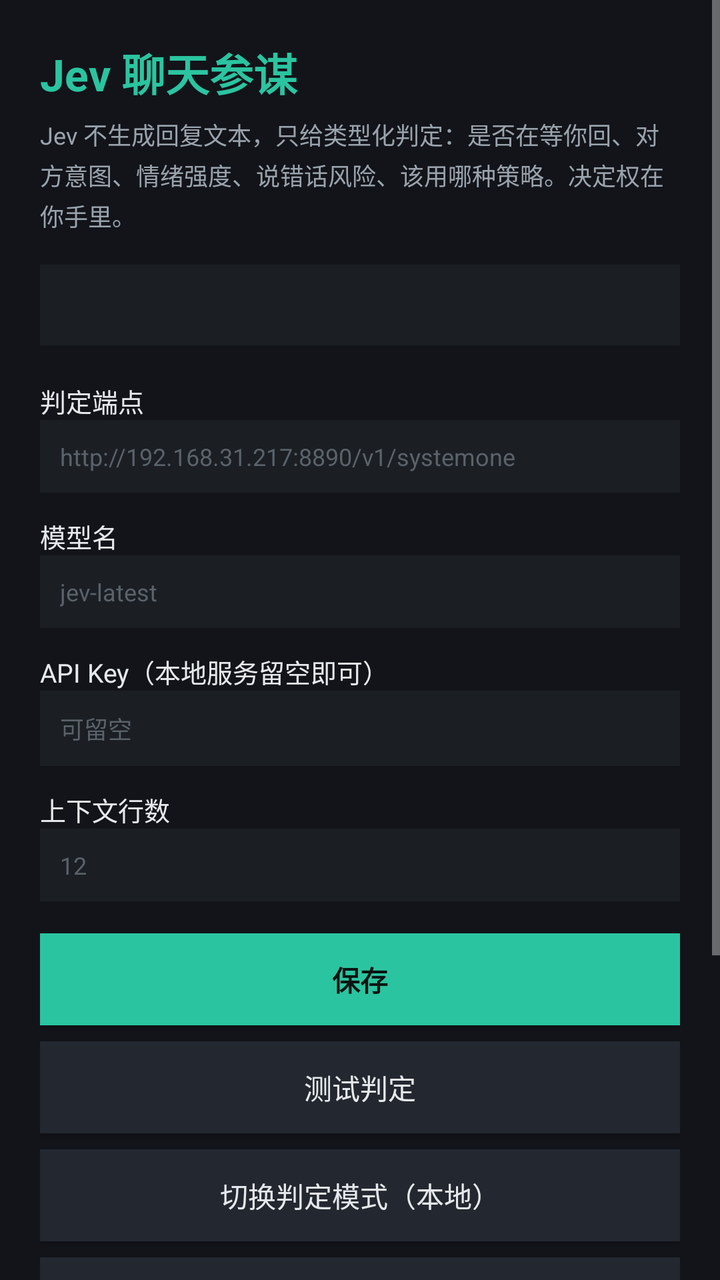
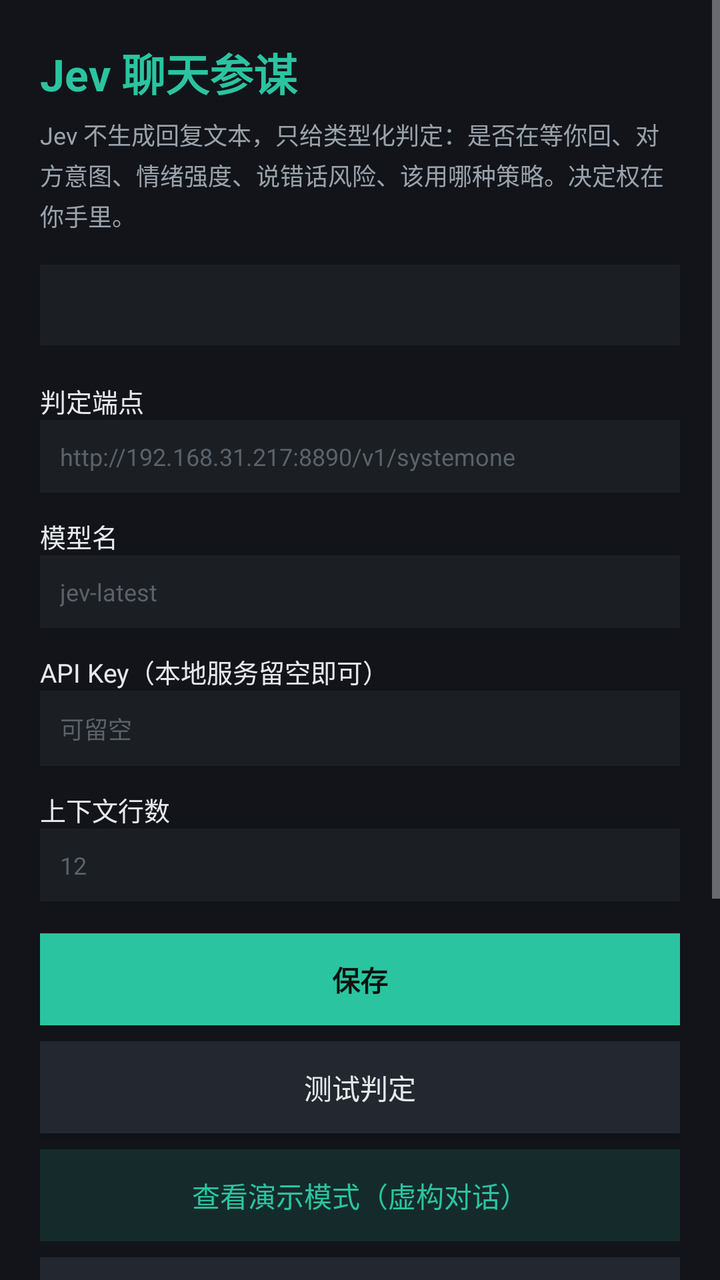

The first picture is an Android layout as it rendered before a commit; the second is the same layout after the commit. The layout source and the unified diff follow.
<!-- AndroidManifest.xml: application theme AppTheme -->
<!-- res/layout/activity_main.xml -->
<?xml version="1.0" encoding="utf-8"?>
<ScrollView xmlns:android="http://schemas.android.com/apk/res/android"
    android:layout_width="match_parent"
    android:layout_height="match_parent"
    android:background="#FF12141A"
    android:fillViewport="true">

    <LinearLayout
        android:layout_width="match_parent"
        android:layout_height="wrap_content"
        android:orientation="vertical"
        android:padding="20dp">

        <TextView
            android:layout_width="match_parent"
            android:layout_height="wrap_content"
            android:text="Jev 聊天参谋"
            android:textColor="#FF2BC4A0"
            android:textSize="22sp"
            android:textStyle="bold" />

        <TextView
            android:layout_width="match_parent"
            android:layout_height="wrap_content"
            android:layout_marginTop="6dp"
            android:lineSpacingExtra="3dp"
            android:text="Jev 不生成回复文本，只给类型化判定：是否在等你回、对方意图、情绪强度、说错话风险、该用哪种策略。决定权在你手里。"
            android:textColor="#FF9AA3AC"
            android:textSize="12sp" />

        <TextView
            android:id="@+id/status"
            android:layout_width="match_parent"
            android:layout_height="wrap_content"
            android:layout_marginTop="16dp"
            android:background="#FF1B1F24"
            android:lineSpacingExtra="4dp"
            android:padding="12dp"
            android:text=""
            android:textColor="#FFE6E9EC"
            android:textSize="12sp" />

        <TextView
            android:layout_width="match_parent"
            android:layout_height="wrap_content"
            android:layout_marginTop="18dp"
            android:text="判定端点"
            android:textColor="#FFE6E9EC"
            android:textSize="13sp" />

        <EditText
            android:id="@+id/endpoint"
            android:layout_width="match_parent"
            android:layout_height="wrap_content"
            android:background="#FF1B1F24"
            android:hint="http://192.168.31.217:8890/v1/systemone"
            android:inputType="textUri"
            android:padding="10dp"
            android:textColor="#FFE6E9EC"
            android:textColorHint="#FF5A626A"
            android:textSize="12sp" />

        <TextView
            android:layout_width="match_parent"
            android:layout_height="wrap_content"
            android:layout_marginTop="12dp"
            android:text="模型名"
            android:textColor="#FFE6E9EC"
            android:textSize="13sp" />

        <EditText
            android:id="@+id/model"
            android:layout_width="match_parent"
            android:layout_height="wrap_content"
            android:background="#FF1B1F24"
            android:hint="jev-latest"
            android:inputType="text"
            android:padding="10dp"
            android:textColor="#FFE6E9EC"
            android:textColorHint="#FF5A626A"
            android:textSize="12sp" />

        <TextView
            android:layout_width="match_parent"
            android:layout_height="wrap_content"
            android:layout_marginTop="12dp"
            android:text="API Key（本地服务留空即可）"
            android:textColor="#FFE6E9EC"
            android:textSize="13sp" />

        <EditText
            android:id="@+id/apikey"
            android:layout_width="match_parent"
            android:layout_height="wrap_content"
            android:background="#FF1B1F24"
            android:hint="可留空"
            android:inputType="text"
            android:padding="10dp"
            android:textColor="#FFE6E9EC"
            android:textColorHint="#FF5A626A"
            android:textSize="12sp" />

        <TextView
            android:layout_width="match_parent"
            android:layout_height="wrap_content"
            android:layout_marginTop="12dp"
            android:text="上下文行数"
            android:textColor="#FFE6E9EC"
            android:textSize="13sp" />

        <EditText
            android:id="@+id/lines"
            android:layout_width="match_parent"
            android:layout_height="wrap_content"
            android:background="#FF1B1F24"
            android:hint="12"
            android:inputType="number"
            android:padding="10dp"
            android:textColor="#FFE6E9EC"
            android:textColorHint="#FF5A626A"
            android:textSize="12sp" />

        <Button
            android:id="@+id/save"
            android:layout_width="match_parent"
            android:layout_height="46dp"
            android:layout_marginTop="16dp"
            android:background="#FF2BC4A0"
            android:text="保存"
            android:textAllCaps="false"
            android:textColor="#FF0B1412"
            android:textStyle="bold" />

        <Button
            android:id="@+id/test"
            android:layout_width="match_parent"
            android:layout_height="46dp"
            android:layout_marginTop="8dp"
            android:background="#FF232830"
            android:text="测试判定"
            android:textAllCaps="false"
            android:textColor="#FFE6E9EC" />

        <Button
            android:id="@+id/mode"
            android:layout_width="match_parent"
            android:layout_height="46dp"
            android:layout_marginTop="8dp"
            android:background="#FF232830"
            android:text="切换判定模式（本地）"
            android:textAllCaps="false"
            android:textColor="#FFE6E9EC" />

        <Button
            android:id="@+id/localcheck"
            android:layout_width="match_parent"
            android:layout_height="46dp"
            android:layout_marginTop="8dp"
            android:background="#FF232830"
            android:text="加载本地模型并自检"
            android:textAllCaps="false"
            android:textColor="#FFE6E9EC" />

        <Button
            android:id="@+id/accessibility"
            android:layout_width="match_parent"
            android:layout_height="46dp"
            android:layout_marginTop="8dp"
            android:background="#FF232830"
            android:text="开启读屏无障碍"
            android:textAllCaps="false"
            android:textColor="#FFE6E9EC" />

        <Button
            android:id="@+id/toggle"
            android:layout_width="match_parent"
            android:layout_height="46dp"
            android:layout_marginTop="8dp"
            android:background="#FF232830"
            android:text="启动悬浮球"
            android:textAllCaps="false"
            android:textColor="#FFE6E9EC" />

        <TextView
            android:id="@+id/output"
            android:layout_width="match_parent"
            android:layout_height="wrap_content"
            android:layout_marginTop="16dp"
            android:background="#FF1B1F24"
            android:lineSpacingExtra="4dp"
            android:padding="12dp"
            android:text=""
            android:textColor="#FF9AA3AC"
            android:textSize="11sp" />
    </LinearLayout>
</ScrollView>
<!-- resources referenced by this layout -->
<resources>
  <style name="AppTheme" parent="@android:style/Theme.Material.NoActionBar">
          <item name="android:windowBackground">#FF12141A</item>
          <item name="android:colorBackground">#FF12141A</item>
          <item name="android:textColorPrimary">#FFE6E9EC</item>
          <item name="android:navigationBarColor">#FF12141A</item>
          <item name="android:statusBarColor">#FF12141A</item>
      </style>
</resources>

<!-- the commit's change to res/layout/activity_main.xml (unified diff, before → after) -->
@@ -140,6 +140,16 @@
             android:text="测试判定"
             android:textAllCaps="false"
             android:textColor="#FFE6E9EC" />
+
+        <Button
+            android:id="@+id/demo"
+            android:layout_width="match_parent"
+            android:layout_height="46dp"
+            android:layout_marginTop="8dp"
+            android:background="#222BC4A0"
+            android:text="查看演示模式（虚构对话）"
+            android:textAllCaps="false"
+            android:textColor="#FF2BC4A0" />
 
         <Button
             android:id="@+id/mode"
